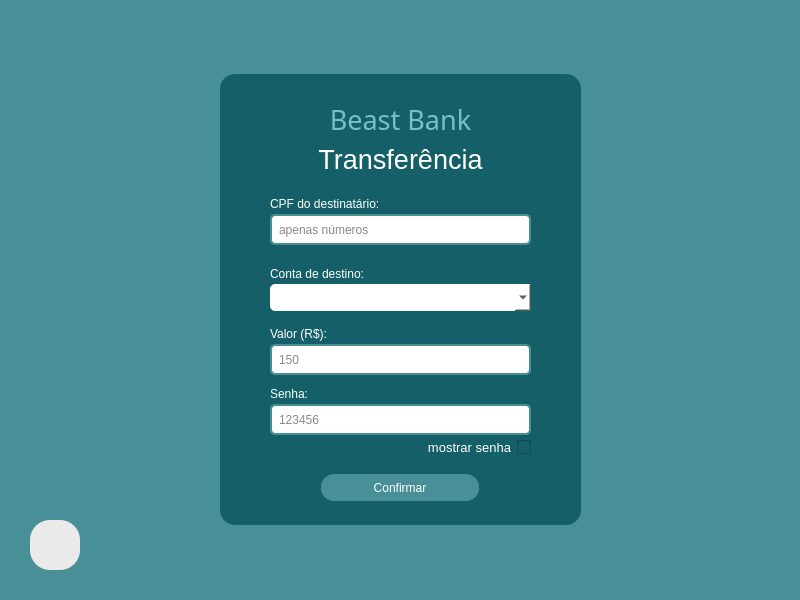
Above: banco/ui/8_transferencia.ui from JoaoVitorMoreiraPassos/Banco_POO2 before the change. Below: the same form after it.
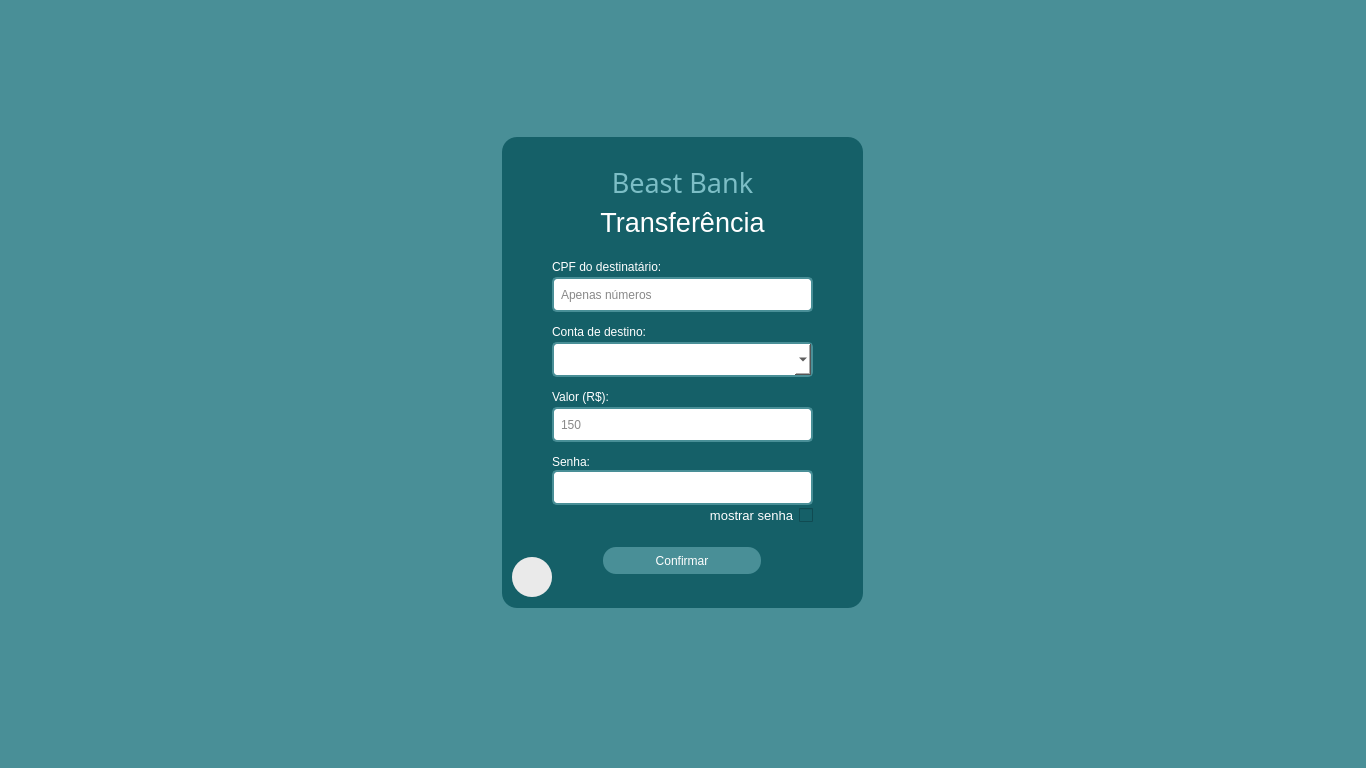
That is the form after the change.

Commit message: Implementação do grid layout e pequenas modificações nas telas

Patch:
```diff
--- a/banco/ui/8_transferencia.ui
+++ b/banco/ui/8_transferencia.ui
@@ -6,8 +6,8 @@
    <rect>
     <x>0</x>
     <y>0</y>
-    <width>800</width>
-    <height>600</height>
+    <width>1366</width>
+    <height>768</height>
    </rect>
   </property>
   <property name="windowTitle">
@@ -17,14 +17,20 @@
    <string notr="true">background-color: #498f97;</string>
   </property>
   <widget class="QWidget" name="centralwidget">
+   <layout class="QGridLayout" name="gridLayout">
+    <item row="0" column="0">
    <widget class="QFrame" name="frame">
-    <property name="geometry">
-     <rect>
-      <x>220</x>
-      <y>74</y>
+      <property name="minimumSize">
+       <size>
       <width>361</width>
-      <height>451</height>
-     </rect>
+        <height>471</height>
+       </size>
+      </property>
+      <property name="maximumSize">
+       <size>
+        <width>361</width>
+        <height>471</height>
+       </size>
     </property>
     <property name="styleSheet">
      <string notr="true">background-color: #156068;
@@ -37,37 +43,11 @@
     <property name="frameShadow">
      <enum>QFrame::Raised</enum>
     </property>
-    <widget class="QLineEdit" name="valor">
-     <property name="geometry">
-      <rect>
-       <x>50</x>
-       <y>270</y>
-       <width>261</width>
-       <height>31</height>
-      </rect>
-     </property>
-     <property name="styleSheet">
-      <string notr="true">QLineEdit{
-	background-color: #fff;
-	color: #111;
-	padding-left: 5px;
-	border-radius: 5px;
-	border: 2px solid #498f97;
-}
-
-QLineEdit:focus{
-	border: 2px ridge rgb(3, 151, 136)
-}</string>
-     </property>
-     <property name="placeholderText">
-      <string>150</string>
-     </property>
-    </widget>
     <widget class="QPushButton" name="btn_confirma">
      <property name="geometry">
       <rect>
        <x>101</x>
-       <y>400</y>
+         <y>410</y>
        <width>158</width>
        <height>27</height>
       </rect>
@@ -173,52 +153,35 @@
       <string>CPF do destinatário:</string>
      </property>
     </widget>
-    <widget class="QLineEdit" name="valor_3">
-     <property name="geometry">
-      <rect>
-       <x>50</x>
-       <y>140</y>
-       <width>261</width>
-       <height>31</height>
-      </rect>
-     </property>
-     <property name="styleSheet">
-      <string notr="true">QLineEdit{
-	background-color: #fff;
-	color: #111;
-	padding-left: 5px;
-	border-radius: 5px;
-	border: 2px solid #498f97;
-}
-
-QLineEdit:focus{
-	border: 2px ridge rgb(3, 151, 136)
-}</string>
-     </property>
-     <property name="placeholderText">
-      <string>apenas números</string>
-     </property>
-    </widget>
     <widget class="QComboBox" name="comboBox_2">
      <property name="geometry">
       <rect>
        <x>50</x>
-       <y>210</y>
+         <y>205</y>
        <width>261</width>
-       <height>27</height>
+         <height>35</height>
       </rect>
      </property>
      <property name="styleSheet">
-      <string notr="true">border-radius:5px;
-background-color: #fff;
-color: #000;</string>
+        <string notr="true">
+QComboBox{
+	background-color: #fff;
+	color: #000;
+	padding-left: 5px;
+	border-radius: 5px;
+	border: 2px solid #498f97;
+}
+
+QComboBox:focus{
+	border: 2px ridge rgb(3, 151, 136);
+}</string>
      </property>
     </widget>
     <widget class="QLabel" name="label_5">
      <property name="geometry">
       <rect>
        <x>50</x>
-       <y>190</y>
+         <y>185</y>
        <width>191</width>
        <height>19</height>
       </rect>
@@ -234,7 +197,7 @@
      <property name="geometry">
       <rect>
        <x>50</x>
-       <y>310</y>
+         <y>315</y>
        <width>72</width>
        <height>19</height>
       </rect>
@@ -246,40 +209,11 @@
       <string>Senha:</string>
      </property>
     </widget>
-    <widget class="QLineEdit" name="senha">
-     <property name="geometry">
-      <rect>
-       <x>50</x>
-       <y>330</y>
-       <width>261</width>
-       <height>31</height>
-      </rect>
-     </property>
-     <property name="styleSheet">
-      <string notr="true">QLineEdit{
-	background-color: #fff;
-	color: #111;
-	padding-left: 5px;
-	border-radius: 5px;
-	border: 2px solid #498f97;
-}
-
-QLineEdit:focus{
-	border: 2px ridge rgb(3, 151, 136)
-}</string>
-     </property>
-     <property name="echoMode">
-      <enum>QLineEdit::Password</enum>
-     </property>
-     <property name="placeholderText">
-      <string>123456</string>
-     </property>
-    </widget>
     <widget class="QCheckBox" name="checkBox">
      <property name="geometry">
       <rect>
        <x>180</x>
-       <y>365</y>
+         <y>370</y>
        <width>131</width>
        <height>16</height>
       </rect>
@@ -302,34 +236,13 @@
       <string>mostrar senha</string>
      </property>
     </widget>
-   </widget>
-   <widget class="QPushButton" name="voltar">
-    <property name="geometry">
-     <rect>
-      <x>30</x>
-      <y>520</y>
-      <width>50</width>
-      <height>50</height>
-     </rect>
-    </property>
-    <property name="cursor">
-     <cursorShape>PointingHandCursor</cursorShape>
-    </property>
-    <property name="styleSheet">
-     <string notr="true">background-color: rgba(200, 200, 200, 51);
-border-radius: 20px;</string>
-    </property>
-    <property name="text">
-     <string/>
-    </property>
-   </widget>
    <widget class="QLabel" name="img">
     <property name="geometry">
      <rect>
-      <x>30</x>
-      <y>520</y>
-      <width>50</width>
-      <height>50</height>
+         <x>10</x>
+         <y>420</y>
+         <width>40</width>
+         <height>40</height>
      </rect>
     </property>
     <property name="cursor">
@@ -346,9 +259,104 @@
      <set>Qt::AlignCenter</set>
     </property>
    </widget>
-   <zorder>frame</zorder>
-   <zorder>img</zorder>
-   <zorder>voltar</zorder>
+      <widget class="QPushButton" name="voltar">
+       <property name="geometry">
+        <rect>
+         <x>10</x>
+         <y>420</y>
+         <width>40</width>
+         <height>40</height>
+        </rect>
+       </property>
+       <property name="cursor">
+        <cursorShape>PointingHandCursor</cursorShape>
+       </property>
+       <property name="styleSheet">
+        <string notr="true">background-color: rgba(200, 200, 200, 51);
+border-radius: 20px;</string>
+       </property>
+       <property name="text">
+        <string/>
+       </property>
+      </widget>
+      <widget class="QLineEdit" name="cpf">
+       <property name="geometry">
+        <rect>
+         <x>50</x>
+         <y>140</y>
+         <width>261</width>
+         <height>35</height>
+        </rect>
+       </property>
+       <property name="styleSheet">
+        <string notr="true">QLineEdit{
+	background-color: #fff;
+	color: #111;
+	padding-left: 5px;
+	border-radius: 5px;
+	border: 2px solid #498f97;
+}
+
+QLineEdit:focus{
+	border: 2px ridge rgb(3, 151, 136)
+}</string>
+       </property>
+       <property name="placeholderText">
+        <string>Apenas números</string>
+       </property>
+      </widget>
+      <widget class="QLineEdit" name="valor">
+       <property name="geometry">
+        <rect>
+         <x>50</x>
+         <y>270</y>
+         <width>261</width>
+         <height>35</height>
+        </rect>
+       </property>
+       <property name="styleSheet">
+        <string notr="true">QLineEdit{
+	background-color: #fff;
+	color: #111;
+	padding-left: 5px;
+	border-radius: 5px;
+	border: 2px solid #498f97;
+}
+
+QLineEdit:focus{
+	border: 2px ridge rgb(3, 151, 136)
+}</string>
+       </property>
+       <property name="placeholderText">
+        <string>150</string>
+       </property>
+      </widget>
+      <widget class="QLineEdit" name="senha">
+       <property name="geometry">
+        <rect>
+         <x>50</x>
+         <y>333</y>
+         <width>261</width>
+         <height>35</height>
+        </rect>
+       </property>
+       <property name="styleSheet">
+        <string notr="true">QLineEdit{
+	background-color: #fff;
+	color: #111;
+	padding-left: 5px;
+	border-radius: 5px;
+	border: 2px solid #498f97;
+}
+
+QLineEdit:focus{
+	border: 2px ridge rgb(3, 151, 136)
+}</string>
+       </property>
+      </widget>
+     </widget>
+    </item>
+   </layout>
   </widget>
   <widget class="QStatusBar" name="statusbar"/>
  </widget>
```
Lines whose indentation alone changed are shown as unchanged. The commit also changes 24 other files.
